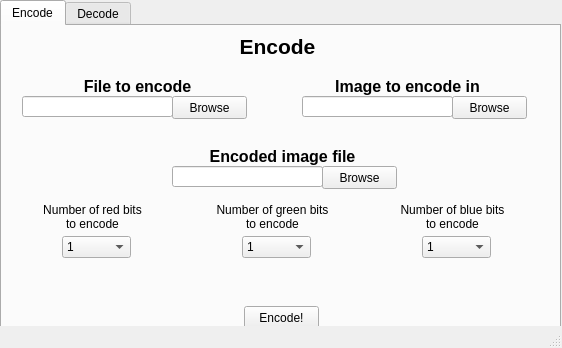
Qt form Steganograpy/GUI/MainWindow.ui (valinasila/steganogra-py) before a commit.
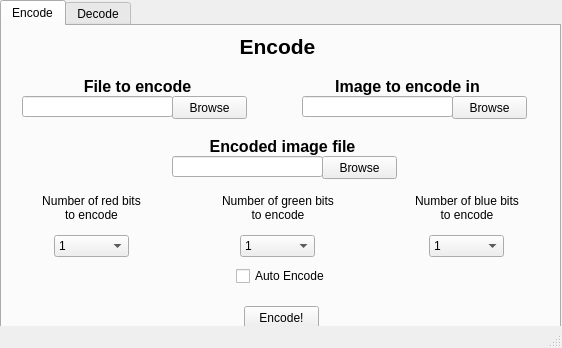
The same form after that commit. The open tabs and pages were chosen to show the change. Icons and pictures are not drawn.

Commit message: I made the UI changes necessary to allow auto (or recommended) encoding.  (Fixes issue 006)

What changed in the file:
```diff
--- a/Steganograpy/GUI/MainWindow.ui
+++ b/Steganograpy/GUI/MainWindow.ui
@@ -58,222 +58,6 @@
      <attribute name="title">
       <string>Encode</string>
      </attribute>
-     <widget class="QComboBox" name="encode_red_bits_combo">
-      <property name="geometry">
-       <rect>
-        <x>60</x>
-        <y>210</y>
-        <width>69</width>
-        <height>22</height>
-       </rect>
-      </property>
-      <item>
-       <property name="text">
-        <string>1</string>
-       </property>
-      </item>
-      <item>
-       <property name="text">
-        <string>2</string>
-       </property>
-      </item>
-      <item>
-       <property name="text">
-        <string>3</string>
-       </property>
-      </item>
-      <item>
-       <property name="text">
-        <string>4</string>
-       </property>
-      </item>
-      <item>
-       <property name="text">
-        <string>5</string>
-       </property>
-      </item>
-      <item>
-       <property name="text">
-        <string>6</string>
-       </property>
-      </item>
-      <item>
-       <property name="text">
-        <string>7</string>
-       </property>
-      </item>
-      <item>
-       <property name="text">
-        <string>8</string>
-       </property>
-      </item>
-      <item>
-       <property name="text">
-        <string>0</string>
-       </property>
-      </item>
-     </widget>
-     <widget class="QComboBox" name="encode_green_bits_combo">
-      <property name="geometry">
-       <rect>
-        <x>240</x>
-        <y>210</y>
-        <width>69</width>
-        <height>22</height>
-       </rect>
-      </property>
-      <item>
-       <property name="text">
-        <string>1</string>
-       </property>
-      </item>
-      <item>
-       <property name="text">
-        <string>2</string>
-       </property>
-      </item>
-      <item>
-       <property name="text">
-        <string>3</string>
-       </property>
-      </item>
-      <item>
-       <property name="text">
-        <string>4</string>
-       </property>
-      </item>
-      <item>
-       <property name="text">
-        <string>5</string>
-       </property>
-      </item>
-      <item>
-       <property name="text">
-        <string>6</string>
-       </property>
-      </item>
-      <item>
-       <property name="text">
-        <string>7</string>
-       </property>
-      </item>
-      <item>
-       <property name="text">
-        <string>8</string>
-       </property>
-      </item>
-      <item>
-       <property name="text">
-        <string>0</string>
-       </property>
-      </item>
-     </widget>
-     <widget class="QComboBox" name="encode_blue_bits_combo">
-      <property name="geometry">
-       <rect>
-        <x>420</x>
-        <y>210</y>
-        <width>69</width>
-        <height>22</height>
-       </rect>
-      </property>
-      <item>
-       <property name="text">
-        <string>1</string>
-       </property>
-      </item>
-      <item>
-       <property name="text">
-        <string>2</string>
-       </property>
-      </item>
-      <item>
-       <property name="text">
-        <string>3</string>
-       </property>
-      </item>
-      <item>
-       <property name="text">
-        <string>4</string>
-       </property>
-      </item>
-      <item>
-       <property name="text">
-        <string>5</string>
-       </property>
-      </item>
-      <item>
-       <property name="text">
-        <string>6</string>
-       </property>
-      </item>
-      <item>
-       <property name="text">
-        <string>7</string>
-       </property>
-      </item>
-      <item>
-       <property name="text">
-        <string>8</string>
-       </property>
-      </item>
-      <item>
-       <property name="text">
-        <string>0</string>
-       </property>
-      </item>
-     </widget>
-     <widget class="QLabel" name="label">
-      <property name="geometry">
-       <rect>
-        <x>30</x>
-        <y>170</y>
-        <width>121</width>
-        <height>41</height>
-       </rect>
-      </property>
-      <property name="text">
-       <string>Number of red bits 
-to encode</string>
-      </property>
-      <property name="alignment">
-       <set>Qt::AlignCenter</set>
-      </property>
-     </widget>
-     <widget class="QLabel" name="label_2">
-      <property name="geometry">
-       <rect>
-        <x>210</x>
-        <y>170</y>
-        <width>121</width>
-        <height>41</height>
-       </rect>
-      </property>
-      <property name="text">
-       <string>Number of green bits 
-to encode</string>
-      </property>
-      <property name="alignment">
-       <set>Qt::AlignCenter</set>
-      </property>
-     </widget>
-     <widget class="QLabel" name="label_3">
-      <property name="geometry">
-       <rect>
-        <x>390</x>
-        <y>170</y>
-        <width>121</width>
-        <height>41</height>
-       </rect>
-      </property>
-      <property name="text">
-       <string>Number of blue bits 
-to encode</string>
-      </property>
-      <property name="alignment">
-       <set>Qt::AlignCenter</set>
-      </property>
-     </widget>
      <widget class="QLineEdit" name="encode_file_text">
       <property name="geometry">
        <rect>
@@ -436,7 +220,7 @@
       <property name="geometry">
        <rect>
         <x>170</x>
-        <y>140</y>
+        <y>130</y>
         <width>151</width>
         <height>21</height>
        </rect>
@@ -446,7 +230,7 @@
       <property name="geometry">
        <rect>
         <x>320</x>
-        <y>140</y>
+        <y>130</y>
         <width>75</width>
         <height>23</height>
        </rect>
@@ -469,7 +253,7 @@
       <property name="geometry">
        <rect>
         <x>170</x>
-        <y>120</y>
+        <y>110</y>
         <width>221</width>
         <height>20</height>
        </rect>
@@ -488,6 +272,355 @@
        <set>Qt::AlignCenter</set>
       </property>
      </widget>
+     <widget class="QWidget" name="layoutWidget_2">
+      <property name="geometry">
+       <rect>
+        <x>0</x>
+        <y>160</y>
+        <width>557</width>
+        <height>71</height>
+       </rect>
+      </property>
+      <layout class="QGridLayout" name="gridLayout_2">
+       <property name="sizeConstraint">
+        <enum>QLayout::SetNoConstraint</enum>
+       </property>
+       <item row="0" column="2">
+        <spacer name="horizontalSpacer_8">
+         <property name="orientation">
+          <enum>Qt::Horizontal</enum>
+         </property>
+         <property name="sizeType">
+          <enum>QSizePolicy::Fixed</enum>
+         </property>
+         <property name="sizeHint" stdset="0">
+          <size>
+           <width>75</width>
+           <height>20</height>
+          </size>
+         </property>
+        </spacer>
+       </item>
+       <item row="0" column="4">
+        <spacer name="horizontalSpacer_9">
+         <property name="orientation">
+          <enum>Qt::Horizontal</enum>
+         </property>
+         <property name="sizeType">
+          <enum>QSizePolicy::Fixed</enum>
+         </property>
+         <property name="sizeHint" stdset="0">
+          <size>
+           <width>75</width>
+           <height>20</height>
+          </size>
+         </property>
+        </spacer>
+       </item>
+       <item row="1" column="1">
+        <layout class="QHBoxLayout" name="horizontalLayout_8">
+         <item>
+          <widget class="QComboBox" name="encode_red_bits_combo">
+           <property name="sizePolicy">
+            <sizepolicy hsizetype="Fixed" vsizetype="Fixed">
+             <horstretch>0</horstretch>
+             <verstretch>0</verstretch>
+            </sizepolicy>
+           </property>
+           <property name="minimumSize">
+            <size>
+             <width>75</width>
+             <height>0</height>
+            </size>
+           </property>
+           <item>
+            <property name="text">
+             <string>1</string>
+            </property>
+           </item>
+           <item>
+            <property name="text">
+             <string>2</string>
+            </property>
+           </item>
+           <item>
+            <property name="text">
+             <string>3</string>
+            </property>
+           </item>
+           <item>
+            <property name="text">
+             <string>4</string>
+            </property>
+           </item>
+           <item>
+            <property name="text">
+             <string>5</string>
+            </property>
+           </item>
+           <item>
+            <property name="text">
+             <string>6</string>
+            </property>
+           </item>
+           <item>
+            <property name="text">
+             <string>7</string>
+            </property>
+           </item>
+           <item>
+            <property name="text">
+             <string>8</string>
+            </property>
+           </item>
+           <item>
+            <property name="text">
+             <string>0</string>
+            </property>
+           </item>
+          </widget>
+         </item>
+        </layout>
+       </item>
+       <item row="1" column="3">
+        <layout class="QHBoxLayout" name="horizontalLayout_9">
+         <item>
+          <widget class="QComboBox" name="encode_green_bits_combo">
+           <property name="sizePolicy">
+            <sizepolicy hsizetype="Fixed" vsizetype="Fixed">
+             <horstretch>0</horstretch>
+             <verstretch>0</verstretch>
+            </sizepolicy>
+           </property>
+           <property name="minimumSize">
+            <size>
+             <width>75</width>
+             <height>0</height>
+            </size>
+           </property>
+           <item>
+            <property name="text">
+             <string>1</string>
+            </property>
+           </item>
+           <item>
+            <property name="text">
+             <string>2</string>
+            </property>
+           </item>
+           <item>
+            <property name="text">
+             <string>3</string>
+            </property>
+           </item>
+           <item>
+            <property name="text">
+             <string>4</string>
+            </property>
+           </item>
+           <item>
+            <property name="text">
+             <string>5</string>
+            </property>
+           </item>
+           <item>
+            <property name="text">
+             <string>6</string>
+            </property>
+           </item>
+           <item>
+            <property name="text">
+             <string>7</string>
+            </property>
+           </item>
+           <item>
+            <property name="text">
+             <string>8</string>
+            </property>
+           </item>
+           <item>
+            <property name="text">
+             <string>0</string>
+            </property>
+           </item>
+          </widget>
+         </item>
+        </layout>
+       </item>
+       <item row="1" column="5">
+        <layout class="QHBoxLayout" name="horizontalLayout_10">
+         <item>
+          <widget class="QComboBox" name="encode_blue_bits_combo">
+           <property name="sizePolicy">
+            <sizepolicy hsizetype="Fixed" vsizetype="Fixed">
+             <horstretch>0</horstretch>
+             <verstretch>0</verstretch>
+            </sizepolicy>
+           </property>
+           <property name="minimumSize">
+            <size>
+             <width>75</width>
+             <height>0</height>
+            </size>
+           </property>
+           <item>
+            <property name="text">
+             <string>1</string>
+            </property>
+           </item>
+           <item>
+            <property name="text">
+             <string>2</string>
+            </property>
+           </item>
+           <item>
+            <property name="text">
+             <string>3</string>
+            </property>
+           </item>
+           <item>
+            <property name="text">
+             <string>4</string>
+            </property>
+           </item>
+           <item>
+            <property name="text">
+             <string>5</string>
+            </property>
+           </item>
+           <item>
+            <property name="text">
+             <string>6</string>
+            </property>
+           </item>
+           <item>
+            <property name="text">
+             <string>7</string>
+            </property>
+           </item>
+           <item>
+            <property name="text">
+             <string>8</string>
+            </property>
+           </item>
+           <item>
+            <property name="text">
+             <string>0</string>
+            </property>
+           </item>
+          </widget>
+         </item>
+        </layout>
+       </item>
+       <item row="0" column="6">
+        <spacer name="horizontalSpacer_10">
+         <property name="orientation">
+          <enum>Qt::Horizontal</enum>
+         </property>
+         <property name="sizeType">
+          <enum>QSizePolicy::Expanding</enum>
+         </property>
+         <property name="sizeHint" stdset="0">
+          <size>
+           <width>40</width>
+           <height>20</height>
+          </size>
+         </property>
+        </spacer>
+       </item>
+       <item row="0" column="0">
+        <spacer name="horizontalSpacer_11">
+         <property name="orientation">
+          <enum>Qt::Horizontal</enum>
+         </property>
+         <property name="sizeHint" stdset="0">
+          <size>
+           <width>40</width>
+           <height>20</height>
+          </size>
+         </property>
+        </spacer>
+       </item>
+       <item row="0" column="1">
+        <widget class="QLabel" name="label">
+         <property name="text">
+          <string>Number of red bits 
+to encode</string>
+         </property>
+         <property name="alignment">
+          <set>Qt::AlignCenter</set>
+         </property>
+        </widget>
+       </item>
+       <item row="0" column="3">
+        <widget class="QLabel" name="label_2">
+         <property name="text">
+          <string>Number of green bits 
+to encode</string>
+         </property>
+         <property name="alignment">
+          <set>Qt::AlignCenter</set>
+         </property>
+        </widget>
+       </item>
+       <item row="0" column="5">
+        <widget class="QLabel" name="label_3">
+         <property name="text">
+          <string>Number of blue bits 
+to encode</string>
+         </property>
+         <property name="alignment">
+          <set>Qt::AlignCenter</set>
+         </property>
+        </widget>
+       </item>
+      </layout>
+     </widget>
+     <widget class="QWidget" name="horizontalLayoutWidget">
+      <property name="geometry">
+       <rect>
+        <x>0</x>
+        <y>230</y>
+        <width>561</width>
+        <height>41</height>
+       </rect>
+      </property>
+      <layout class="QHBoxLayout" name="horizontalLayout_2">
+       <item>
+        <spacer name="horizontalSpacer">
+         <property name="orientation">
+          <enum>Qt::Horizontal</enum>
+         </property>
+         <property name="sizeHint" stdset="0">
+          <size>
+           <width>40</width>
+           <height>20</height>
+          </size>
+         </property>
+        </spacer>
+       </item>
+       <item>
+        <widget class="QCheckBox" name="auto_encode_checkbox">
+         <property name="text">
+          <string>Auto Encode</string>
+         </property>
+        </widget>
+       </item>
+       <item>
+        <spacer name="horizontalSpacer_2">
+         <property name="orientation">
+          <enum>Qt::Horizontal</enum>
+         </property>
+         <property name="sizeHint" stdset="0">
+          <size>
+           <width>40</width>
+           <height>20</height>
+          </size>
+         </property>
+        </spacer>
+       </item>
+      </layout>
+     </widget>
     </widget>
     <widget class="QWidget" name="decodeTab">
      <attribute name="title">
```
Left out of the diff: 8 changed lines with no effect on the pictures. The commit also changes 8 other files.
